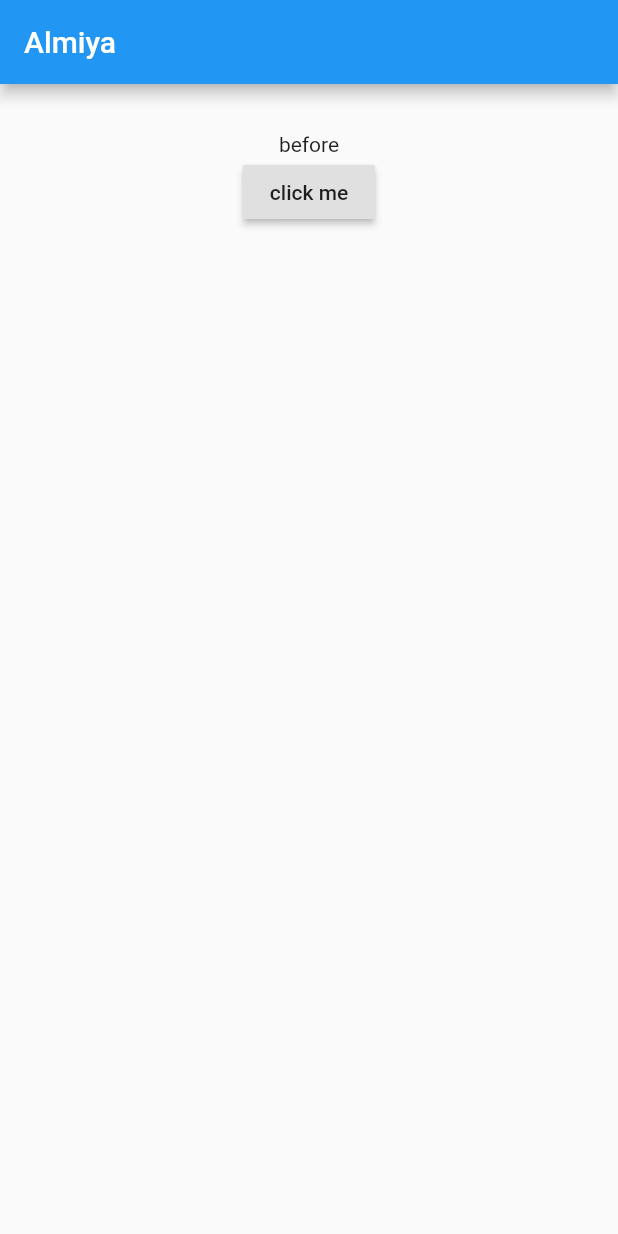
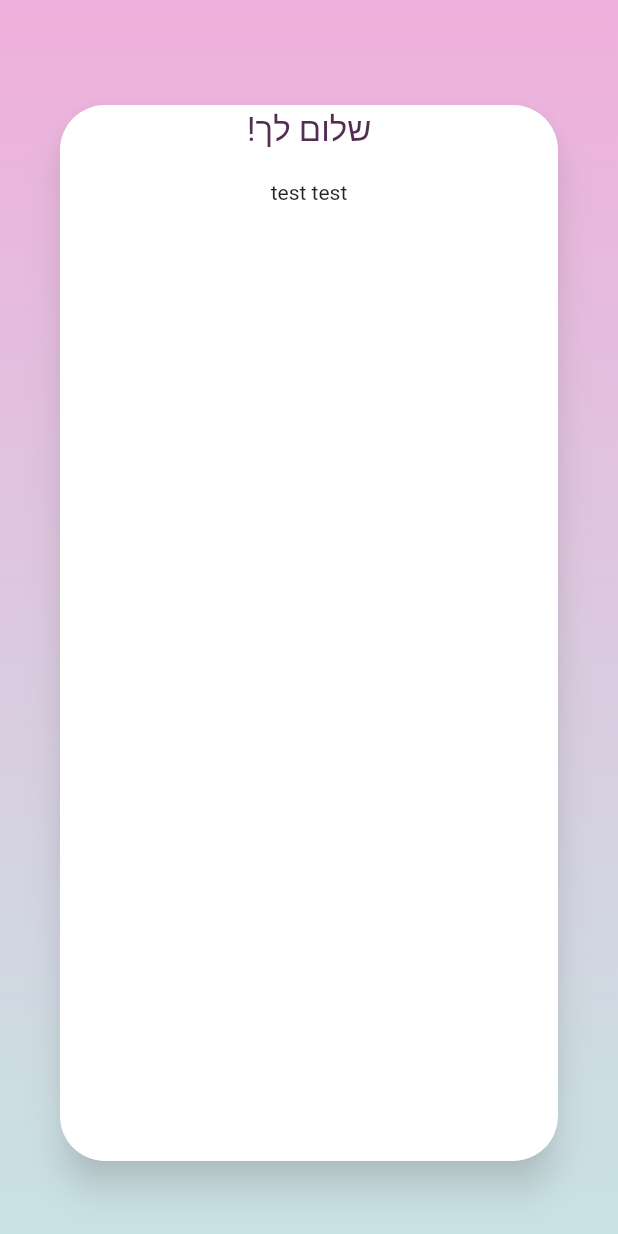
Before and after one commit to barakgro/Almiya, a Flutter app: the screen it shows after launch, on a phone screen of 412 x 824 dp. Run offline on Flutter 3.47's test engine with Material 2 defaults, Android fonts, the light colour scheme and no system bars.

Commit message:
add pages background and the main card

```diff
--- /dev/null
+++ b/lib/components/almiya_page.dart
@@ -0,0 +1,23 @@
+import 'package:flutter/widgets.dart';
+
+class AlmiyaPage extends StatelessWidget {
+
+  AlmiyaPage({
+    this.child,
+  });
+
+  final Widget child;
+
+  @override
+  Widget build(BuildContext context) {
+    return Container(
+      padding: EdgeInsets.all(20),
+      decoration: BoxDecoration(
+          gradient: LinearGradient(
+              begin: Alignment.topCenter,
+              end: Alignment.bottomCenter,
+              colors: [Color(0xfff0afdc), Color(0xffc8e3e4)])),
+      child: this.child,
+    );
+  }
+}
--- a/lib/components/main_card.dart
+++ b/lib/components/main_card.dart
@@ -0,0 +1,40 @@
+import 'package:flutter/material.dart';
+import 'package:flutter/widgets.dart';
+
+class MainCard extends StatelessWidget {
+  MainCard({
+    this.title,
+    this.child,
+  });
+
+  final String title;
+  final Widget child;
+  final Color darkPurple = Color(0xff542d53);
+
+  @override
+  Widget build(BuildContext context) {
+    return Card(
+      shape: RoundedRectangleBorder(
+        borderRadius: BorderRadius.circular(30.0),
+      ),
+      shadowColor: Colors.grey.withOpacity(0.5),
+      elevation: 10,
+      color: Colors.white,
+      margin: const EdgeInsets.fromLTRB(20, 50, 20, 30),
+      child: Column(
+        children: [
+          Text(
+            this.title,
+            style: TextStyle(fontSize: 22, color: this.darkPurple),
+            textAlign: TextAlign.center,
+            textDirection: TextDirection.rtl,
+          ),
+          Container(
+            margin: const EdgeInsets.all(20),
+            child: this.child,
+          ),
+        ],
+      ),
+    );
+  }
+}
--- a/lib/pages/main.dart
+++ b/lib/pages/main.dart
@@ -1,3 +1,5 @@
+import 'package:Almiya/components/main_card.dart';
+import 'package:Almiya/components/almiya_page.dart';
 import 'package:flutter/material.dart';
 
 void main() {
@@ -6,36 +8,13 @@ void main() {
   ));
 }
 
-class MyApp extends StatefulWidget {
-  @override
-  _State createState() => new _State();
-}
-
-class _State extends State<MyApp> {
-
-  String titleText = "before";
-  void onPress() {
-    setState(() {
-      titleText = "clicked";
-    });
-  }
-
+class MyApp extends StatelessWidget {
   @override
   Widget build(BuildContext context) {
-    return new Scaffold(
-      appBar: new AppBar(
-        title: new Text("Almiya"),
-      ),
-      body: new Container(
-        padding: new EdgeInsets.all(32.0),
-        child: new Center(
-          child: new Column(
-            children: <Widget>[
-              new Text(titleText),
-              new RaisedButton(onPressed: onPress, child: new Text('click me'),)
-            ],
-          ),
-        ),
+    return AlmiyaPage(
+      child: MainCard(
+        title: "שלום לך!",
+        child: Text("test test"),
       ),
     );
   }
```
Also changed, not shown: 2 other files.
